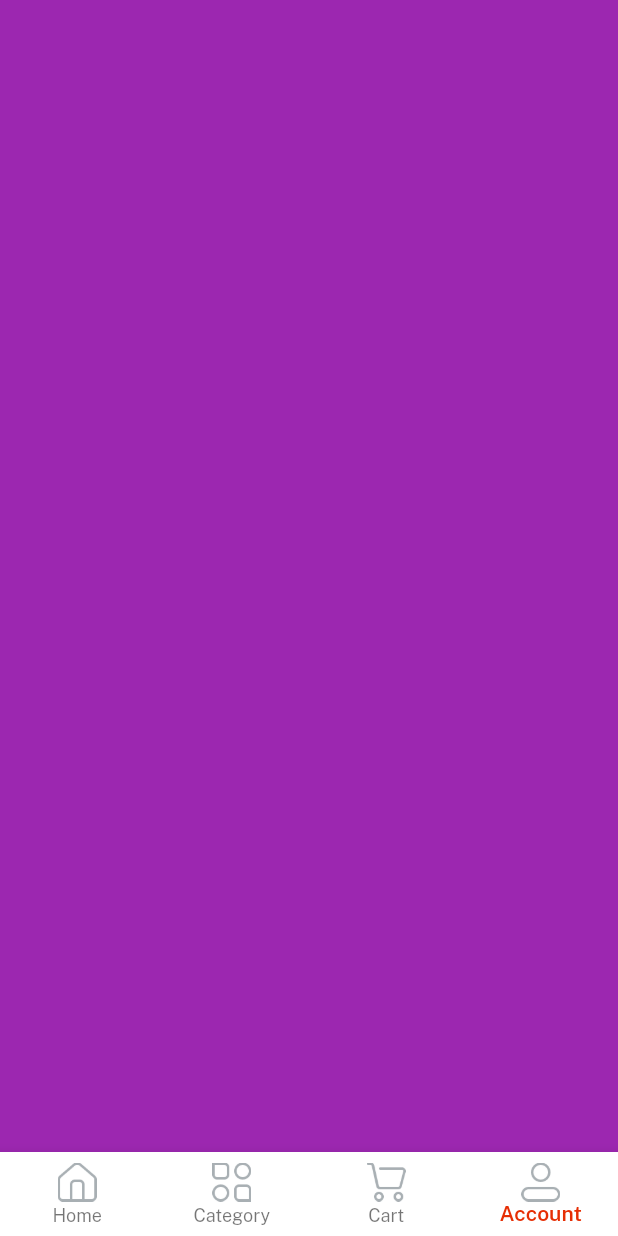
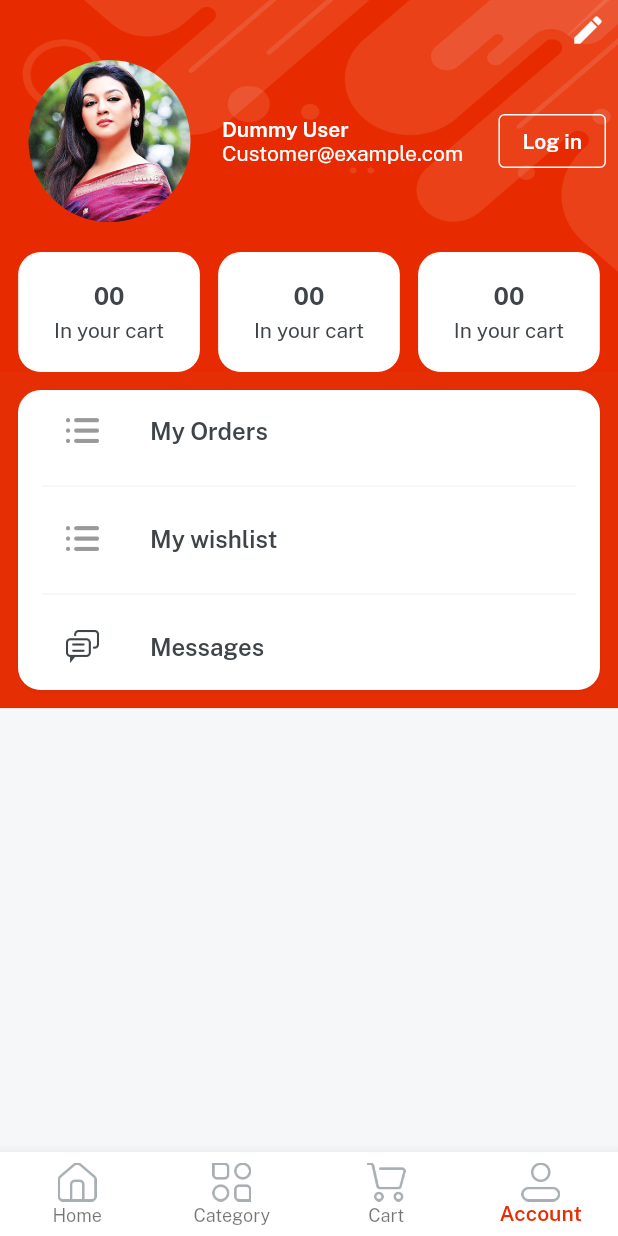
Before and after one commit to MunawarAliAraiz/e_commerce, a Flutter app: the Home screen opened directly, item 4 of the bottom bar chosen, on a phone screen of 412 x 824 dp. Run offline on Flutter 3.47's test engine with Material 2 defaults, Android fonts, the phone set to English and light mode, and no system bars; our stand-ins replace get, velocity_x.

Commit message:
UI 7 complete

```diff
--- a/lib/consts/lists.dart
+++ b/lib/consts/lists.dart
@@ -42,3 +42,5 @@ const itemDetailButtonList = [
   returnpolicy,
   supportpolicy
 ];
+const profileButtonList = [orders, wishlist, messages];
+const profileButtonIcons = [icOrder, icOrder, icMessages];
--- a/lib/consts/strings.dart
+++ b/lib/consts/strings.dart
@@ -56,3 +56,7 @@ const video = "video",
     returnpolicy = "Return Policy",
     supportpolicy = "Support Policy",
     productsyoumaylike = "Products you may like";
+
+//profile strings
+
+const wishlist = "My wishlist", orders = "My Orders", messages = "Messages";
--- a/lib/views/cart_screen/cart_screen.dart
+++ b/lib/views/cart_screen/cart_screen.dart
@@ -5,6 +5,13 @@ class CartScreen extends StatelessWidget {
 
   @override
   Widget build(BuildContext context) {
-    return Container(color: Colors.green,);
+    return Container(
+      color: Colors.white,
+      child: "Cart is empty"
+          .text
+          .fontFamily(semibold)
+          .color(darkFontGrey)
+          .makeCentered(),
+    );
   }
 }
--- /dev/null
+++ b/lib/views/profile_screen/components/details_card.dart
@@ -0,0 +1,19 @@
+import 'package:e_commerce/consts/consts.dart';
+
+Widget detailsCard({width, String? count, String? title}) {
+  return Column(
+    mainAxisAlignment: MainAxisAlignment.center,
+    children: [
+      "00".text.fontFamily(bold).color(darkFontGrey).size(16).make(),
+      5.heightBox,
+      "In your cart".text.color(darkFontGrey).make(),
+    ],
+  )
+      .box
+      .white
+      .rounded
+      .width(width)
+      .height(80)
+      .padding(const EdgeInsets.all(4))
+      .make();
+}
--- a/lib/views/profile_screen/profile_screen.dart
+++ b/lib/views/profile_screen/profile_screen.dart
@@ -1,10 +1,108 @@
 import 'package:e_commerce/consts/consts.dart';
+import 'package:e_commerce/consts/lists.dart';
+import 'package:e_commerce/widgets_common/bg_widget.dart';
+import 'components/details_card.dart';
 
 class ProfileScreen extends StatelessWidget {
   const ProfileScreen({super.key});
 
   @override
   Widget build(BuildContext context) {
-    return Container(color: Colors.purple,);
+    return bgWidget(
+        child: Scaffold(
+      body: SafeArea(
+          child: Column(
+        children: [
+          //edit profile button
+
+          Padding(
+            padding: const EdgeInsets.all(8.0),
+            child: const Align(
+                    alignment: Alignment.topRight,
+                    child: Icon(Icons.edit, color: whiteColor))
+                .onTap(() {}),
+          ),
+
+          //User details section
+          Padding(
+            padding: const EdgeInsets.symmetric(horizontal: 8.0),
+            child: Row(
+              children: [
+                Image.asset(imgProfile2, width: 130, fit: BoxFit.cover)
+                    .box
+                    .roundedFull
+                    .clip(Clip.antiAlias)
+                    .make(),
+                10.widthBox,
+                Expanded(
+                    child: Column(
+                  crossAxisAlignment: CrossAxisAlignment.start,
+                  children: [
+                    "Dummy User".text.fontFamily(semibold).white.make(),
+                    "Customer@example.com".text.white.make(),
+                  ],
+                )),
+                OutlinedButton(
+                    style: OutlinedButton.styleFrom(
+                        side: const BorderSide(
+                      color: whiteColor,
+                    )),
+                    onPressed: () {},
+                    child: login.text.fontFamily(semibold).white.make()),
+              ],
+            ),
+          ),
+          20.heightBox,
+          Row(
+            mainAxisAlignment: MainAxisAlignment.spaceEvenly,
+            children: [
+              detailsCard(
+                  width: context.screenWidth / 3.4,
+                  count: "00",
+                  title: "In your cart"),
+              detailsCard(
+                  width: context.screenWidth / 3.4,
+                  count: "56",
+                  title: "In your wishlist"),
+              detailsCard(
+                  width: context.screenWidth / 3.4,
+                  count: "150",
+                  title: "Your Orders"),
+            ],
+          ),
+          //button section
+
+          ListView.separated(
+                  shrinkWrap: true,
+                  separatorBuilder: (context, index) {
+                    return const Divider(color: lightGrey);
+                  },
+                  itemCount: profileButtonList.length,
+                  itemBuilder: (BuildContext context, int index) {
+                    return ListTile(
+                      leading: Image.asset(
+                        profileButtonIcons[index],
+                        width: 22,
+                      ),
+                      title: profileButtonList[index]
+                          .text
+                          .fontFamily(semibold)
+                          .color(darkFontGrey)
+                          .make(),
+                    );
+                  })
+              .box
+              .white
+              .rounded
+              .margin(const EdgeInsets.all(12))
+              .padding(const EdgeInsets.symmetric(horizontal: 16))
+              .shadowSm
+              .make()
+              .box
+              .color(redColor)
+              .make(),
+        ],
+      )),
+    ));
   }
 }
```
